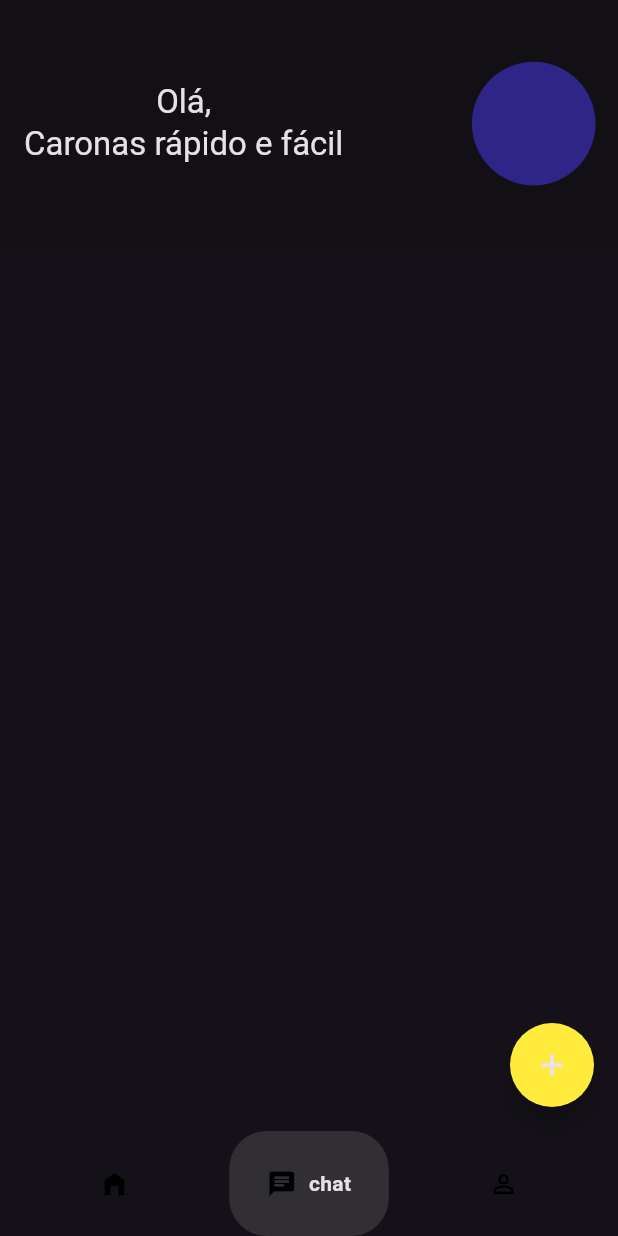
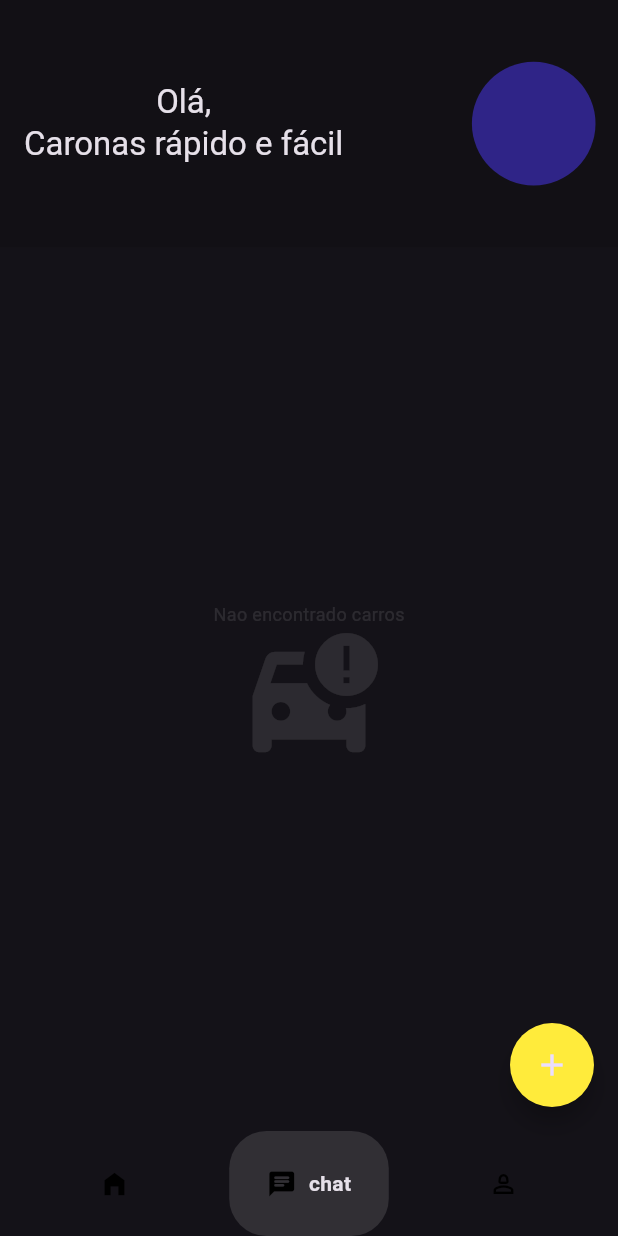
Before and after one commit to utfpr/carona-front, a Flutter app: the screen it shows after launch, item 2 of the bottom bar chosen, on a phone screen of 412 x 824 dp. Run offline on Flutter 3.47's test engine with Material 3 defaults, Android fonts, the phone set to English and light mode, and no system bars; drawn by our look-alikes of google_nav_bar.

Commit message:
feat: msg not found car

```diff
--- a/caronafront/lib/Pages/widget/CarList.dart
+++ b/caronafront/lib/Pages/widget/CarList.dart
@@ -10,7 +10,23 @@ class CarList extends StatefulWidget {
 }
 
 class _CarListState extends State<CarList> {
-
+  Column mgsnogetall(String msg){
+    return Column(
+      mainAxisSize: MainAxisSize.min,
+      children: [
+        Text(msg,style: TextStyle(
+          color: Colors.white.withOpacity(0.1),
+          fontSize: 12
+        ),),
+        SizedBox(
+          child: Icon(Icons.car_crash,size: 100,
+          color:Colors.white.withOpacity(0.1),),
+          width: 100,
+          height: 100,
+        )
+      ],
+    );
+  }
   AppBar buildappbar(BuildContext context,{required double heightbar,required Color color,
   required double radiuscircle,required double heightsizebox}){
     return AppBar(
@@ -32,11 +48,13 @@ class _CarListState extends State<CarList> {
 
   @override
   Widget build(BuildContext context) {
+    final msgnotfoundcar=Center(child: mgsnogetall("Nao encontrado carros"),);
     return Scaffold(
     appBar:buildappbar(context,heightbar: 0.2,
     radiuscircle: 0.05,heightsizebox: 0.01,
     color: Colors.black12,
     ),
+    body:msgnotfoundcar ,
     floatingActionButton:FloatingActionButton(
       shape: RoundedRectangleBorder(
         borderRadius: BorderRadius.circular(180)
```
